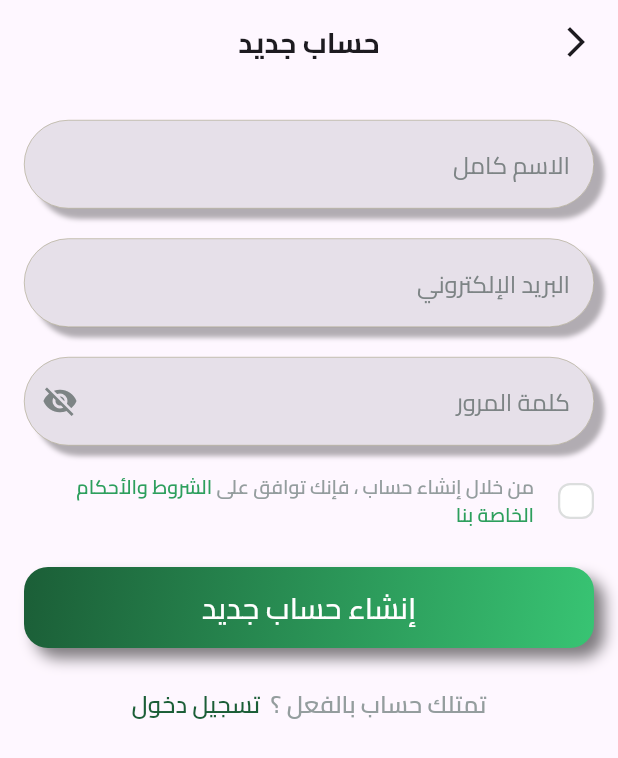
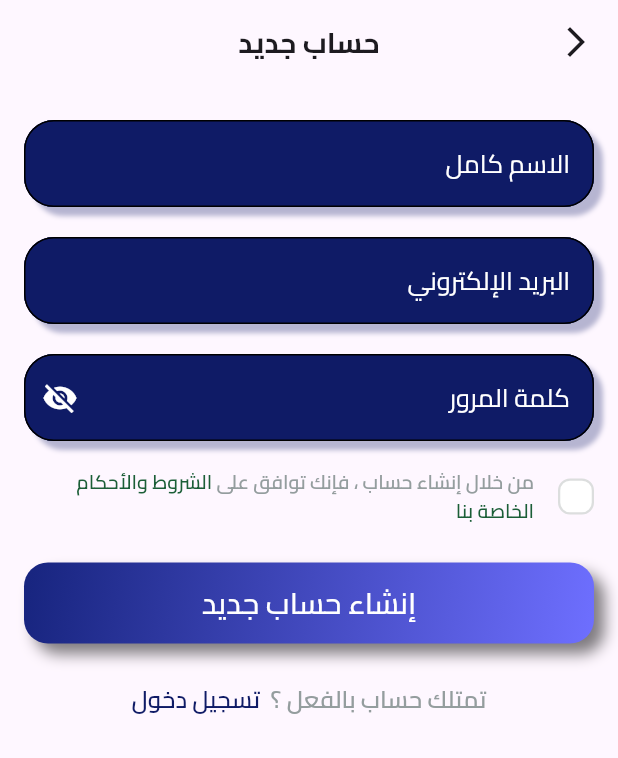
Before and after one commit to Salma-Ahmed2/E-Commecre-App, a Flutter app: the SignUpView screen opened by its route, on a phone screen of 412 x 824 dp. Shown: the top 758 px of the screen. Run offline on Flutter 3.47's test engine with Material 3 defaults, Android fonts, the phone set to English and light mode, and no system bars; drawn by our look-alikes of modal_progress_hud_nsn; our stand-ins replace bloc, dartz, dots_indicator, firebase_auth, firebase_core, flutter_bloc and 5 more; missing offline and left inert: flutter_facebook_auth, svg_flutter; accounts and stored records are empty; network calls fail.

Commit message:
Apple Login

```diff
--- a/lib/Core/Widgets/custom_button.dart
+++ b/lib/Core/Widgets/custom_button.dart
@@ -22,8 +22,8 @@ class CustomButton extends StatelessWidget {
                 borderRadius: BorderRadius.circular(16),
                 gradient: const LinearGradient(
                   colors: [
-                    AppColors.primaryColor,
-                    Color(0xff38C473),
+                    Color.fromARGB(255, 23, 36, 126),
+                    Color(0xff6e6fff),
                   ],
                   begin: Alignment.topLeft,
                   end: Alignment.bottomRight,
--- a/lib/Core/Widgets/password_failed.dart
+++ b/lib/Core/Widgets/password_failed.dart
@@ -1,4 +1,5 @@
 import 'package:flutter/material.dart';
+import 'package:fruits_app/Core/utils/app_colors.dart';
 import 'package:fruits_app/Feauters/Auth/Presentation/Login/Views/Widgets/custom_text_form_failed.dart';
 
 class PasswordFailed extends StatefulWidget {
@@ -32,13 +33,14 @@ class _PasswordFailedState extends State<PasswordFailed> {
         child: obscureText
             ? const Icon(
                 Icons.visibility_off,
-                color: Color.fromARGB(255, 125, 132, 133),
+                color: Colors.white,
               )
             : const Icon(
                 Icons.remove_red_eye_rounded,
-                color: Color.fromARGB(255, 125, 132, 133),
+                color: Colors.white,
               ),
       ),
+      backgroundColor: AppColors.primaryColor,
     );
   }
 }
--- a/lib/Core/utils/app_colors.dart
+++ b/lib/Core/utils/app_colors.dart
@@ -1,7 +1,8 @@
 import 'package:flutter/cupertino.dart';
 
 abstract class AppColors {
-  static const Color primaryColor = Color(0xff1B5E37);
+  static const Color primaryColor = Color(0xff0f1b66);
+  static const Color primary1Color = Color(0xff1B5E37);
   static const Color lightPrimaryColor = Color(0xff2D9F5D);
   static Color secondaryColor = const Color(0xFFF4A91F);
 }
--- a/lib/Feauters/Auth/Domin/Repos/auth_repo.dart
+++ b/lib/Feauters/Auth/Domin/Repos/auth_repo.dart
@@ -10,4 +10,6 @@ abstract class AuthRepo {
   Future<Either<Failure, UserEntity>> signInWithGoogle();
 
   Future<Either<Failure, UserEntity>> signInWithFacebook();
+
+  Future<Either<Failure, UserEntity>> signInWithApple();
 }
--- a/lib/Feauters/Auth/Presentation/Login/Views/Widgets/custom_text_form_failed.dart
+++ b/lib/Feauters/Auth/Presentation/Login/Views/Widgets/custom_text_form_failed.dart
@@ -1,34 +1,38 @@
 import 'package:flutter/material.dart';
+import 'package:fruits_app/Core/utils/app_colors.dart';
 import 'package:fruits_app/Core/utils/app_text_styles.dart';
 
 class CustomTextFormFaild extends StatelessWidget {
-  const CustomTextFormFaild(
-      {super.key,
-      required this.hitText,
-      required this.textInputAction,
-      this.suffixIcon,
-      required this.keyboardType,
-      this.onSaved,
-      this.obscureText = false});
+  const CustomTextFormFaild({
+    super.key,
+    required this.hitText,
+    required this.textInputAction,
+    this.suffixIcon,
+    required this.keyboardType,
+    this.onSaved,
+    this.obscureText = false,
+    required this.backgroundColor,
+  });
+
   final String hitText;
   final TextInputAction textInputAction;
   final Widget? suffixIcon;
   final TextInputType keyboardType;
   final void Function(String?)? onSaved;
   final bool obscureText;
+  final Color backgroundColor;
+
   @override
   Widget build(BuildContext context) {
     return Container(
       decoration: BoxDecoration(
-        borderRadius: BorderRadius.circular(30),
+        color: backgroundColor,
+        borderRadius: BorderRadius.circular(20),
         boxShadow: [
           BoxShadow(
-            color: Colors.black.withOpacity(0.3),
+            color: AppColors.primaryColor.withOpacity(0.3),
             blurRadius: 2,
-            offset: const Offset(
-              7,
-              7,
-            ),
+            offset: const Offset(6, 6),
           ),
         ],
       ),
@@ -42,27 +46,19 @@ class CustomTextFormFaild extends StatelessWidget {
           return null;
         },
         keyboardType: keyboardType,
-        cursorColor: const Color.fromARGB(255, 125, 132, 133),
-        style: TextStyles.semiBold18.copyWith(
-          color: const Color.fromARGB(255, 125, 132, 133),
-        ),
         textInputAction: textInputAction,
         decoration: InputDecoration(
+          fillColor: backgroundColor,
           filled: true,
-          // fillColor: Color.fromARGB(255, 217, 228, 187).withOpacity(.4),
           suffixIcon: suffixIcon,
           hintText: hitText,
-          hintStyle: TextStyles.regular16.copyWith(
-            color: const Color.fromARGB(255, 125, 132, 133),
-          ),
+          hintStyle: TextStyles.regular17.copyWith(color: Colors.white),
+          labelStyle: TextStyles.regular17.copyWith(color: Colors.white),
           border: buildBorder(),
           enabledBorder: buildBorder(),
           focusedBorder: OutlineInputBorder(
-            borderRadius: BorderRadius.circular(30),
-            borderSide: const BorderSide(
-              color: Colors.grey,
-              width: 2,
-            ),
+            borderSide: const BorderSide(color: Colors.white),
+            borderRadius: BorderRadius.circular(20),
           ),
         ),
       ),
@@ -71,11 +67,8 @@ class CustomTextFormFaild extends StatelessWidget {
 
   OutlineInputBorder buildBorder() {
     return OutlineInputBorder(
-      borderRadius: BorderRadius.circular(30),
-      borderSide: const BorderSide(
-        color: Color(0xff969168),
-        width: 0.3,
-      ),
+      borderRadius: BorderRadius.circular(20),
+      borderSide: const BorderSide(),
     );
   }
 }
--- a/lib/Feauters/Auth/Presentation/Login/Views/Widgets/forget_password.dart
+++ b/lib/Feauters/Auth/Presentation/Login/Views/Widgets/forget_password.dart
@@ -20,7 +20,7 @@ class ForgetPassword extends StatelessWidget {
             child: Text(
               'نسيت كلمة المرور؟',
               style: TextStyles.semibold14.copyWith(
-                color: AppColors.lightPrimaryColor,
+                color: AppColors.primaryColor,
               ),
             ),
           ),
--- a/lib/Feauters/Auth/Presentation/SignUp/Views/Widgets/sign_up_terms_and_condition.dart
+++ b/lib/Feauters/Auth/Presentation/SignUp/Views/Widgets/sign_up_terms_and_condition.dart
@@ -43,7 +43,7 @@ class _SignUpTermsAndConditionState extends State<SignUpTermsAndCondition> {
                 TextSpan(
                   text: 'الشروط والأحكام',
                   style: TextStyles.semibold13.copyWith(
-                    color: AppColors.lightPrimaryColor,
+                    color: AppColors.primary1Color,
                   ),
                 ),
                 TextSpan(
@@ -55,7 +55,7 @@ class _SignUpTermsAndConditionState extends State<SignUpTermsAndCondition> {
                 TextSpan(
                   text: 'الخاصة',
                   style: TextStyles.semibold13.copyWith(
-                    color: AppColors.lightPrimaryColor,
+                    color: AppColors.primary1Color,
                   ),
                 ),
                 TextSpan(
@@ -67,7 +67,7 @@ class _SignUpTermsAndConditionState extends State<SignUpTermsAndCondition> {
                 TextSpan(
                   text: 'بنا',
                   style: TextStyles.semibold13.copyWith(
-                    color: AppColors.lightPrimaryColor,
+                    color: AppColors.primary1Color,
                   ),
                 ),
               ],
--- a/lib/Feauters/Auth/Presentation/SignUp/Views/Widgets/sign_up_view_body.dart
+++ b/lib/Feauters/Auth/Presentation/SignUp/Views/Widgets/sign_up_view_body.dart
@@ -44,6 +44,7 @@ class _SignUpViewBodyState extends State<SignUpViewBody> {
                 hitText: 'الاسم كامل',
                 textInputAction: TextInputAction.next,
                 keyboardType: TextInputType.name,
+                backgroundColor: const Color(0xff0f1b66),
               ),
               const SizedBox(
                 height: 20,
@@ -55,6 +56,7 @@ class _SignUpViewBodyState extends State<SignUpViewBody> {
                 hitText: 'البريد الإلكتروني',
                 textInputAction: TextInputAction.next,
                 keyboardType: TextInputType.emailAddress,
+                backgroundColor: const Color(0xff0f1b66),
               ),
               const SizedBox(
                 height: 20,
```
Also changed, not shown: lib/Feauters/Auth/Presentation/Login/Views/Widgets/login_view_body.dart (+5 -7 lines), lib/Feauters/Auth/Presentation/Login/Views/Widgets/social_login_button.dart (+5 -7 lines), lib/Feauters/Auth/Presentation/cubit/login_cubit/login_cubit.dart (+16 -3 lines).
